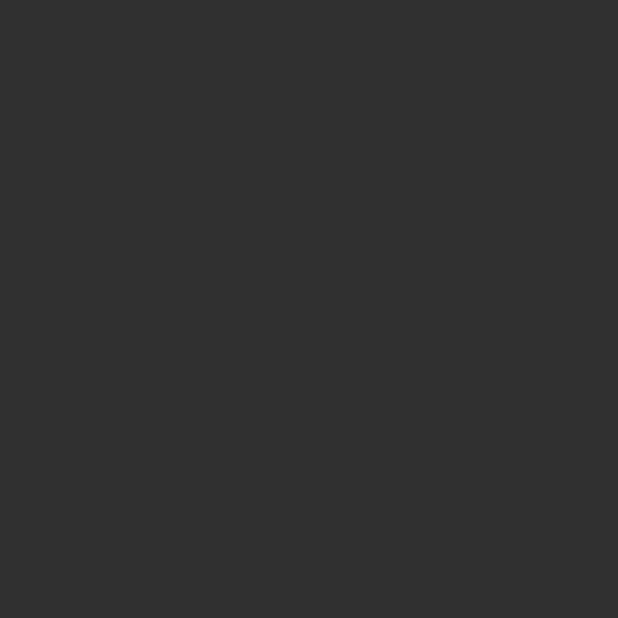
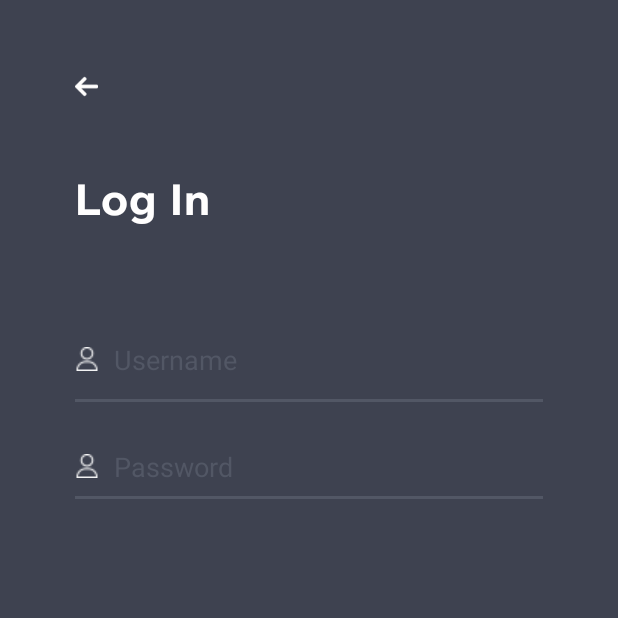
Before and after one commit to fparra00/Lawyer_Selector, an Android app: the LoginActivity screen opened directly, with no data from a screen before it, on a phone screen of 412 x 824 dp, the top half of it. Before the commit the part shown is empty. Run offline under Robolectric (Android 15) with nearby library versions, the phone set to English and light mode, and no system bars.

Commit message:
Design Login

```diff
--- a/app/build.gradle
+++ b/app/build.gradle
@@ -1,6 +1,7 @@
 plugins {
     id 'com.android.application'
     id 'org.jetbrains.kotlin.android'
+    id 'kotlin-android-extensions'
 }
 
 android {
--- a/app/src/main/java/com/example/lawyerselectorv2/MainActivity.kt
+++ b/app/src/main/java/com/example/lawyerselectorv2/MainActivity.kt
@@ -1,11 +1,27 @@
 package com.example.lawyerselectorv2
 
+import android.content.Intent
+import android.os.Bundle
 import androidx.appcompat.app.AppCompatActivity
-import android.os.Bundle
+import kotlinx.android.synthetic.main.activity_main.*
+
 
 class MainActivity : AppCompatActivity() {
     override fun onCreate(savedInstanceState: Bundle?) {
         super.onCreate(savedInstanceState)
         setContentView(R.layout.activity_main)
+
+        btnLogIn.setOnClickListener {
+            goToLoginView()
+        }
+    }
+
+    fun goToLoginView(){
+        val intent = Intent(this, LoginActivity::class.java)
+        startActivity(intent)
+    }
+
+    fun goToRegisterView(){
+
     }
 }
--- /dev/null
+++ b/app/src/main/res/drawable-v24/edit_text_normal.xml
@@ -0,0 +1,23 @@
+<?xml version="1.0" encoding="utf-8"?>
+<layer-list xmlns:android="http://schemas.android.com/apk/res/android" >
+    <item>
+        <shape
+            android:shape="rectangle">
+        </shape>
+    </item>
+
+    <!-- this mess is what we have to do to get a bottom border only. -->
+    <item android:top="-2dp"
+        android:left="-2dp"
+        android:right="-2dp"
+        android:bottom="1px">
+        <shape
+            android:shape="rectangle">
+            <stroke android:width="2dp" android:color="#525765" />
+            <solid android:color="@null" />
+            <padding android:bottom="10dp"></padding>
+
+        </shape>
+    </item>
+
+</layer-list>
--- a/app/src/main/res/layout/activity_login.xml
+++ b/app/src/main/res/layout/activity_login.xml
@@ -1,9 +1,87 @@
 <?xml version="1.0" encoding="utf-8"?>
-<androidx.constraintlayout.widget.ConstraintLayout xmlns:android="http://schemas.android.com/apk/res/android"
+<LinearLayout xmlns:android="http://schemas.android.com/apk/res/android"
     xmlns:app="http://schemas.android.com/apk/res-auto"
     xmlns:tools="http://schemas.android.com/tools"
+    android:id="@+id/AppPrincipal"
     android:layout_width="match_parent"
     android:layout_height="match_parent"
+    android:background="@color/bgLogin"
+    android:orientation="vertical"
+    android:padding="50dp"
     tools:context=".LoginActivity">
 
-</androidx.constraintlayout.widget.ConstraintLayout>
+    <LinearLayout
+        android:id="@+id/lyContainer"
+        android:layout_width="match_parent"
+        android:layout_height="match_parent"
+        android:orientation="vertical">
+
+        <LinearLayout
+            android:id="@+id/lyArrow"
+            android:layout_width="match_parent"
+            android:layout_height="wrap_content"
+            android:orientation="vertical">
+
+            <LinearLayout
+                android:id="@+id/arrow"
+                android:layout_width="15dp"
+                android:layout_height="15dp"
+                android:background="@drawable/arrow_icon"
+                android:orientation="vertical"></LinearLayout>
+        </LinearLayout>
+
+        <LinearLayout
+            android:id="@+id/lyText"
+            android:layout_width="match_parent"
+            android:layout_height="wrap_content"
+            android:orientation="vertical"
+            android:paddingTop="50dp">
+
+            <TextView
+                android:id="@+id/txtLogIn"
+                android:layout_width="match_parent"
+                android:layout_height="wrap_content"
+                android:fontFamily="@font/foundry_context"
+                android:letterSpacing="0.02"
+                android:text="Log In"
+                android:textColor="@color/bgWhite"
+                android:textSize="30dp" />
+
+        </LinearLayout>
+
+        <LinearLayout
+            android:id="@+id/lyForm"
+            android:layout_width="match_parent"
+            android:layout_height="match_parent"
+            android:orientation="vertical"
+            android:paddingTop="70dp">
+
+            <EditText
+                android:id="@+id/etUsername"
+                android:layout_width="match_parent"
+                android:layout_height="wrap_content"
+                android:background="@drawable/edit_text_normal"
+                android:drawableStart="@drawable/user_icon"
+                android:drawablePadding="10dp"
+                android:ems="10"
+                android:textColorHint="@color/fontLoginSecondary"
+                android:hint="Username"
+                android:minHeight="48dp" />
+
+            <EditText
+                android:id="@+id/etPassword"
+                android:layout_width="match_parent"
+                android:layout_height="wrap_content"
+                android:background="@drawable/edit_text_normal"
+                android:textColorHint="@color/fontLoginSecondary"
+
+                android:drawableStart="@drawable/user_icon"
+                android:drawablePadding="10dp"
+                android:ems="10"
+                android:hint="Password"
+                android:paddingTop="30dp"
+                />
+
+        </LinearLayout>
+    </LinearLayout>
+</LinearLayout>
--- a/app/src/main/res/layout/activity_main.xml
+++ b/app/src/main/res/layout/activity_main.xml
@@ -69,10 +69,10 @@
             android:layout_width="match_parent"
             android:layout_height="wrap_content"
             android:background="@drawable/btn_main"
+            android:fontFamily="@font/foundry_context"
             android:text="Log In"
             android:textAllCaps="false"
             android:textColor="@color/bgWhite"
-            android:fontFamily="@font/foundry_context"
             android:textSize="20dp" />
     </LinearLayout>
 
--- a/app/src/main/res/values/colors.xml
+++ b/app/src/main/res/values/colors.xml
@@ -9,11 +9,13 @@
     <color name="white">#FFFFFFFF</color>
     <!-- App Colors -->
     <color name="bgWhite">#fffefe</color>
+    <color name="bgLogin">#3e4250</color>
     <!-- Font Colors -->
     <color name="fontMain">#3b414f</color>
+    <color name="fontLoginSecondary">#525765</color>
+
     <!-- Button Colors -->
     <color name="btnMain">#f8af1d</color>
 
 
-
 </resources>
```
Also changed, not shown: app/src/main/res/drawable-v24/arrow_icon.png (added), app/src/main/res/drawable-v24/user_icon.png (added).
